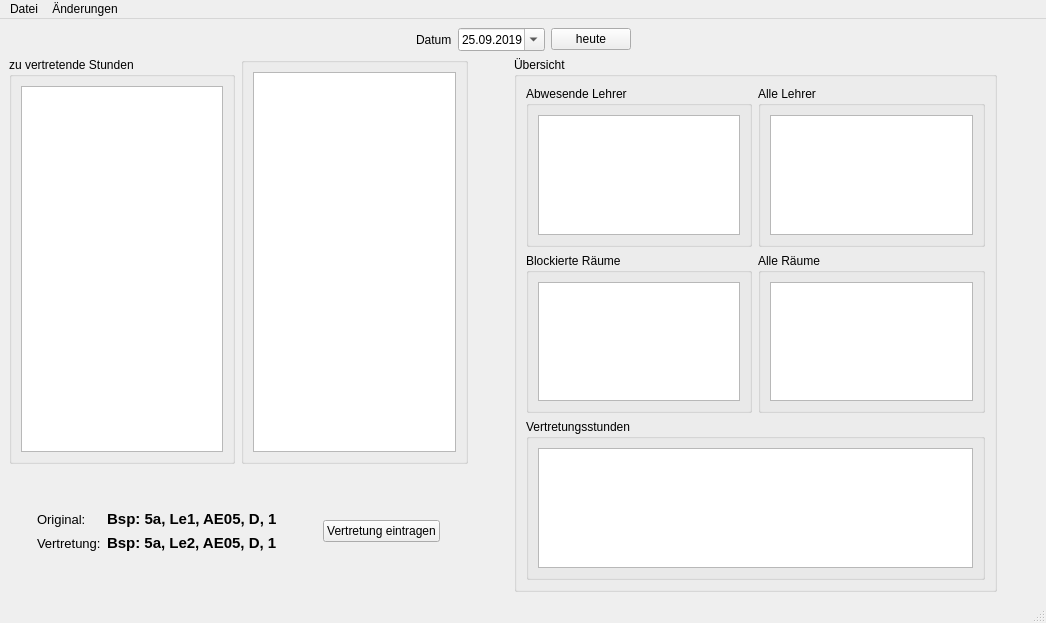
Qt form GUI/mainWindow.ui (LordMuetze/InformatikVertretungsplan) before a commit.
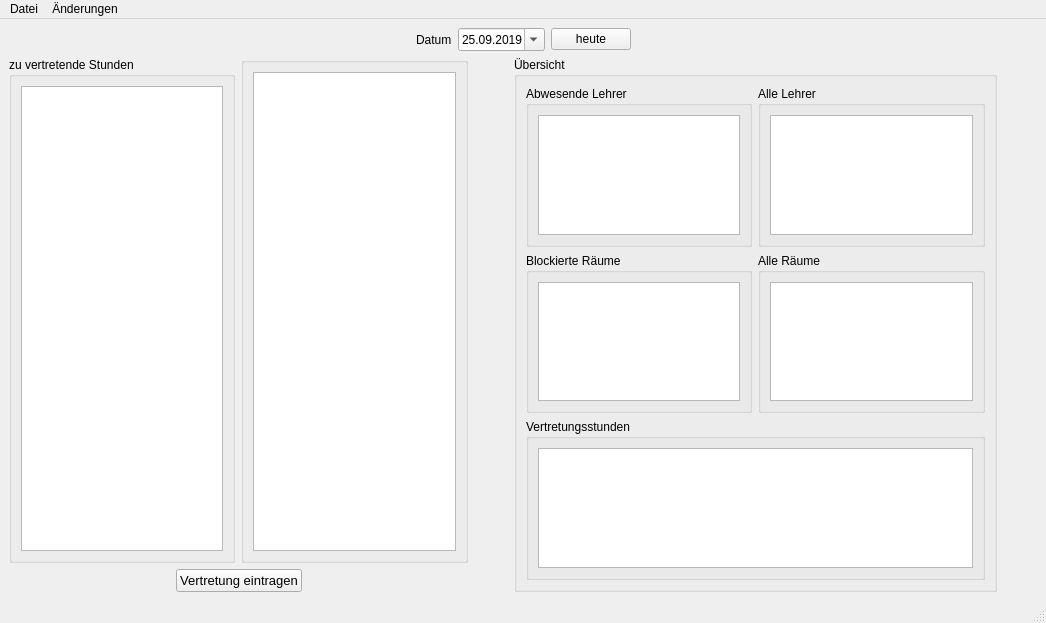
The same form after that commit.

Patch:
```diff
--- a/GUI/mainWindow.ui
+++ b/GUI/mainWindow.ui
@@ -228,120 +228,13 @@
             </property>
            </spacer>
           </item>
-          <item>
-           <layout class="QVBoxLayout" name="verticalLayout_9">
-            <item>
-             <spacer name="verticalSpacer_2">
-              <property name="orientation">
-               <enum>Qt::Vertical</enum>
-              </property>
-              <property name="sizeType">
-               <enum>QSizePolicy::Minimum</enum>
-              </property>
-              <property name="sizeHint" stdset="0">
-               <size>
-                <width>20</width>
-                <height>40</height>
-               </size>
-              </property>
-             </spacer>
-            </item>
-            <item>
-             <layout class="QHBoxLayout" name="horizontalLayout_10">
-              <item>
-               <widget class="QLabel" name="lbl_originalstundeTitle">
-                <property name="font">
-                 <font>
-                  <pointsize>10</pointsize>
-                 </font>
-                </property>
-                <property name="text">
-                 <string>Original:</string>
-                </property>
-               </widget>
-              </item>
-              <item>
-               <widget class="QLabel" name="lbl_originalstundeContent">
-                <property name="font">
-                 <font>
-                  <pointsize>11</pointsize>
-                  <weight>75</weight>
-                  <bold>true</bold>
-                 </font>
-                </property>
-                <property name="text">
-                 <string> Bsp: 5a, Le1, AE05, D, 1</string>
-                </property>
-               </widget>
-              </item>
-             </layout>
-            </item>
-            <item>
-             <layout class="QHBoxLayout" name="horizontalLayout_14">
-              <item>
-               <widget class="QLabel" name="lbl_vertretungstundeTitle">
-                <property name="font">
-                 <font>
-                  <pointsize>10</pointsize>
-                 </font>
-                </property>
-                <property name="text">
-                 <string>Vertretung:</string>
-                </property>
-               </widget>
-              </item>
-              <item>
-               <widget class="QLabel" name="lbl_vertretungsstundeContent">
-                <property name="font">
-                 <font>
-                  <pointsize>11</pointsize>
-                  <weight>75</weight>
-                  <bold>true</bold>
-                 </font>
-                </property>
-                <property name="text">
-                 <string>Bsp: 5a, Le2, AE05, D, 1</string>
-                </property>
-               </widget>
-              </item>
-             </layout>
-            </item>
-            <item>
-             <spacer name="verticalSpacer_3">
-              <property name="orientation">
-               <enum>Qt::Vertical</enum>
-              </property>
-              <property name="sizeType">
-               <enum>QSizePolicy::Minimum</enum>
-              </property>
-              <property name="sizeHint" stdset="0">
-               <size>
-                <width>20</width>
-                <height>40</height>
-               </size>
-              </property>
-             </spacer>
-            </item>
-           </layout>
-          </item>
-          <item>
-           <spacer name="horizontalSpacer_2">
-            <property name="orientation">
-             <enum>Qt::Horizontal</enum>
-            </property>
-            <property name="sizeType">
-             <enum>QSizePolicy::Minimum</enum>
-            </property>
-            <property name="sizeHint" stdset="0">
-             <size>
-              <width>40</width>
-              <height>20</height>
-             </size>
-            </property>
-           </spacer>
-          </item>
           <item>
            <widget class="QPushButton" name="btn_vertretungsEintragen">
+            <property name="font">
+             <font>
+              <pointsize>10</pointsize>
+             </font>
+            </property>
             <property name="text">
              <string>Vertretung eintragen</string>
             </property>
```
